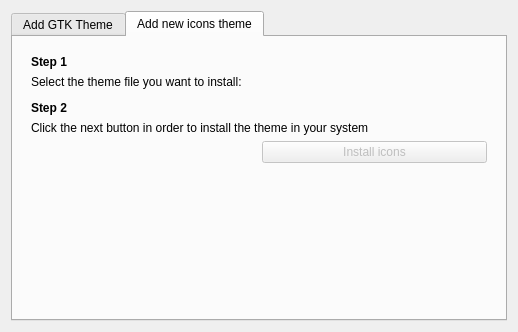
This is src/ui/dialog_installer.ui in KDE/kde-gtk-config as Qt 5 draws it before an edit. The edited form follows.
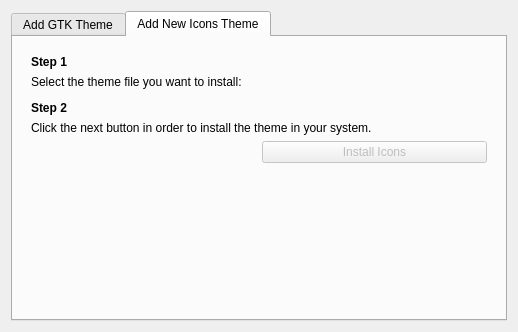
This is the edited form. The open tabs and pages were chosen to show the change. Custom widgets are drawn as their Qt base class.

Commit message:
review strings in .ui files
apply proper capitalization, fix few typos, etc

Diff of the .ui file:
```diff
--- a/src/ui/dialog_installer.ui
+++ b/src/ui/dialog_installer.ui
@@ -174,7 +174,7 @@
      </widget>
      <widget class="QWidget" name="tab">
       <attribute name="title">
-       <string>Add new icons theme</string>
+       <string>Add New Icons Theme</string>
       </attribute>
       <layout class="QVBoxLayout" name="verticalLayout">
        <item>
@@ -241,7 +241,7 @@
              </sizepolicy>
             </property>
             <property name="text">
-             <string>Click the next button in order to install the theme in your system</string>
+             <string>Click the next button in order to install the theme in your system.</string>
             </property>
            </widget>
           </item>
@@ -251,7 +251,7 @@
              <bool>false</bool>
             </property>
             <property name="text">
-             <string>Install icons</string>
+             <string>Install Icons</string>
             </property>
            </widget>
           </item>
```
Left out of the diff: 2 changed lines with no effect on the pictures. The commit also changes 2 other files.
